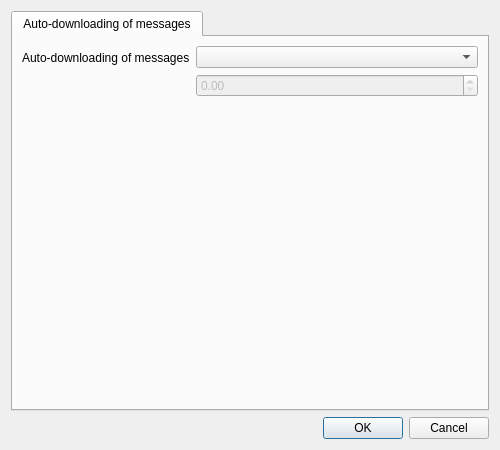
Above: src/librssguard/services/abstract/gui/formfeeddetails.ui from martinrotter/rssguard before the change. Below: the same form after it.
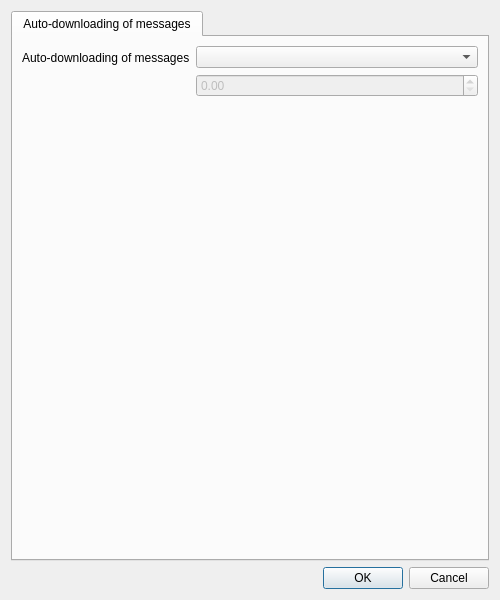
That is the form after the change. Custom widgets are drawn as their Qt base class.

Commit message: more space for script lines in feed edit dialog

Diff of the .ui file:
```diff
--- a/src/librssguard/services/abstract/gui/formfeeddetails.ui
+++ b/src/librssguard/services/abstract/gui/formfeeddetails.ui
@@ -7,7 +7,7 @@
     <x>0</x>
     <y>0</y>
     <width>500</width>
-    <height>450</height>
+    <height>600</height>
    </rect>
   </property>
   <property name="windowTitle">
```
The commit also changes 7 other files.
